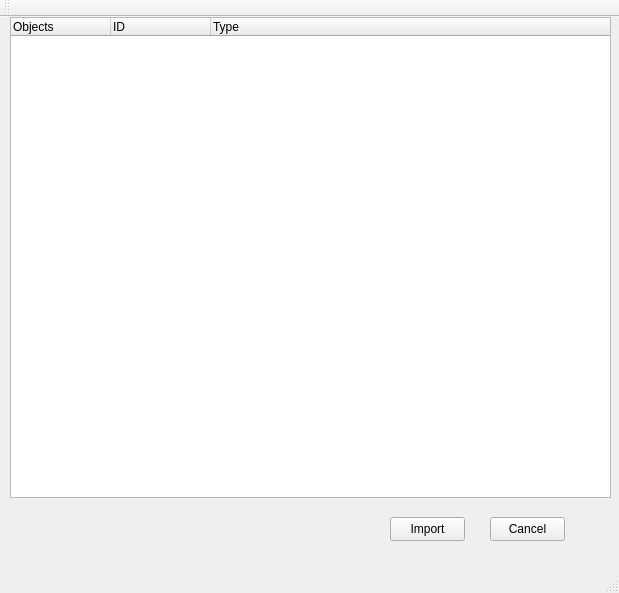
Above: DbSqlExport/importTreeObjectClass.ui from AnatolySolovyev12/DbSqlExport before the change. Below: the same form after it.
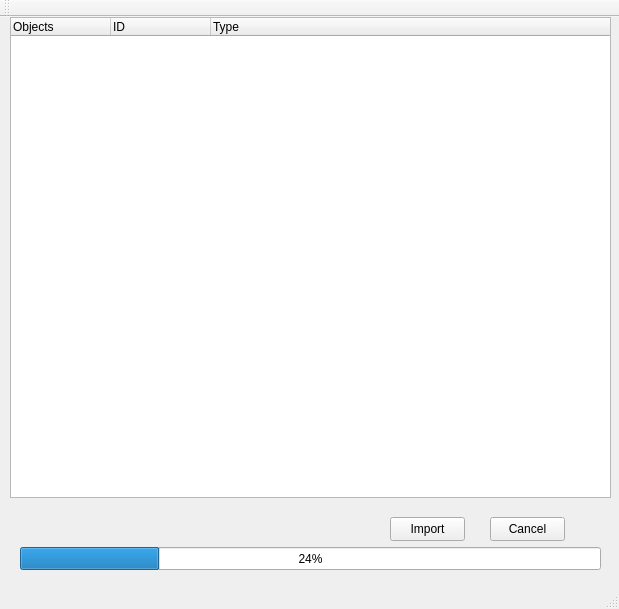
That is the form after the change.

Commit message: add status bar in import in Tree obj

Diff of the .ui file:
```diff
--- a/DbSqlExport/importTreeObjectClass.ui
+++ b/DbSqlExport/importTreeObjectClass.ui
@@ -7,7 +7,7 @@
     <x>0</x>
     <y>0</y>
     <width>619</width>
-    <height>593</height>
+    <height>609</height>
    </rect>
   </property>
   <property name="windowTitle">
@@ -65,6 +65,19 @@
      <string>Import</string>
     </property>
    </widget>
+   <widget class="QProgressBar" name="progressBar">
+    <property name="geometry">
+     <rect>
+      <x>20</x>
+      <y>530</y>
+      <width>581</width>
+      <height>23</height>
+     </rect>
+    </property>
+    <property name="value">
+     <number>24</number>
+    </property>
+   </widget>
   </widget>
   <widget class="QMenuBar" name="menuBar">
    <property name="geometry">
```
The commit also changes 3 other files.
